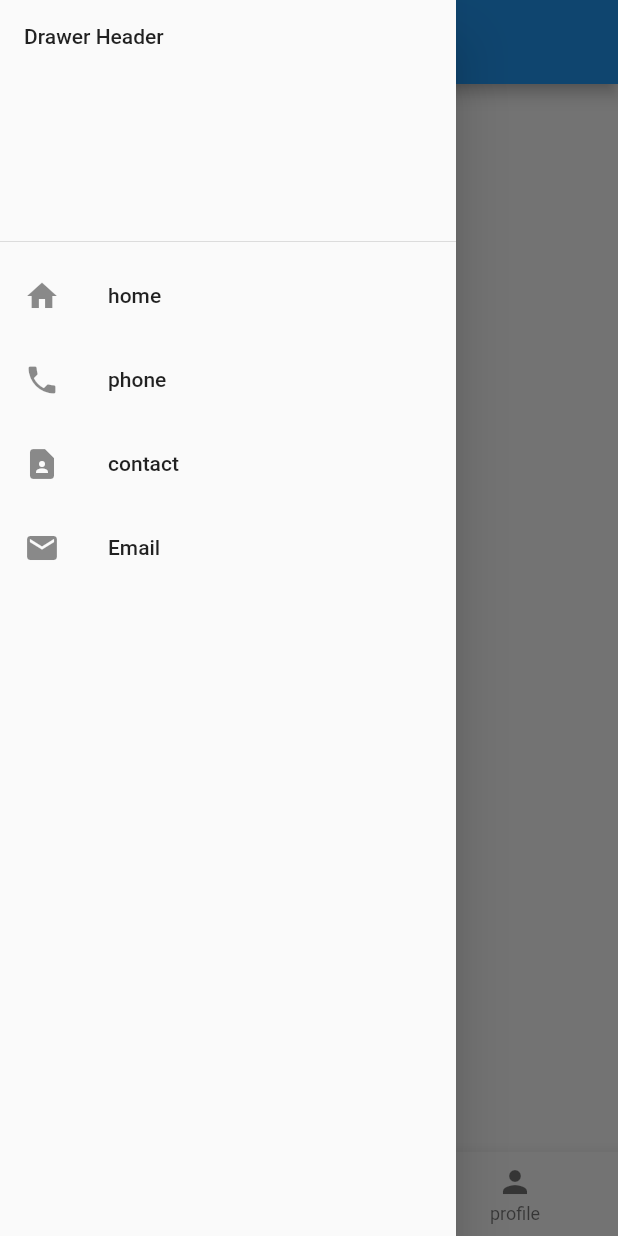
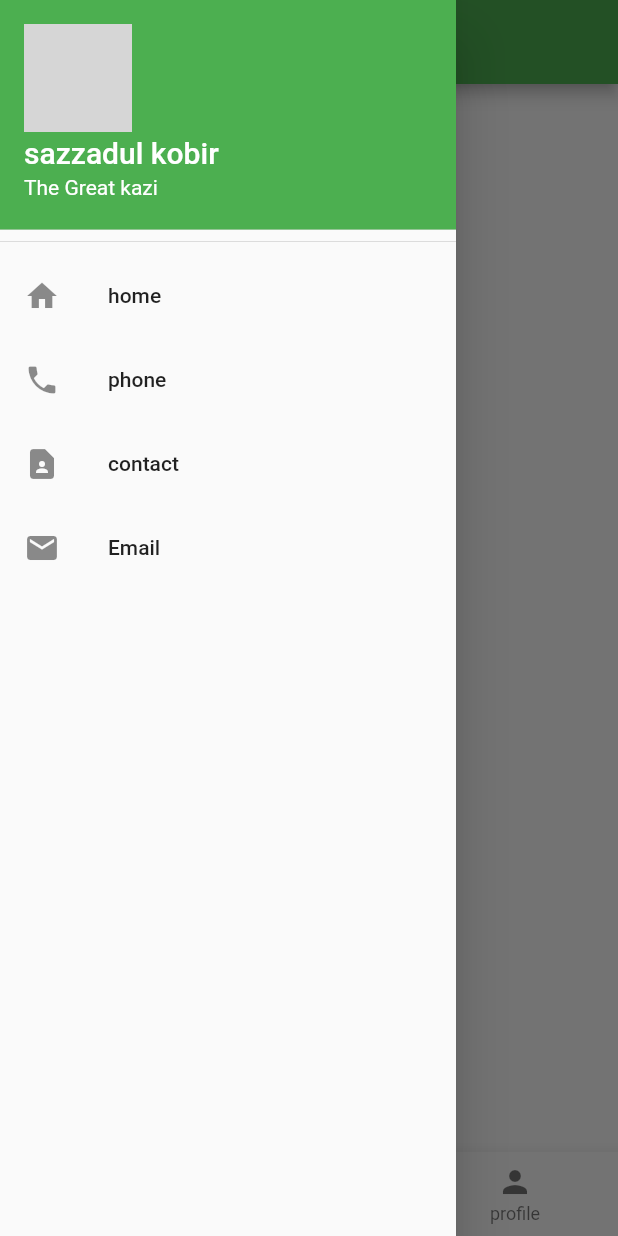
Before and after one commit to sazzad700/simple_flutter_app_with_bottomNavigation_and_drawer-, a Flutter app: the screen it shows after launch, with the side drawer open, on a phone screen of 412 x 824 dp. Run offline on Flutter 3.47's test engine with Material 2 defaults, Android fonts, the phone set to English and light mode, and no system bars; network calls fail; grey boxes are pictures that could not be loaded.

Commit message:
the last commit

```diff
--- a/lib/main.dart
+++ b/lib/main.dart
@@ -1,3 +1,4 @@
+
 import 'package:flutter/material.dart';
 
 main(){
@@ -20,7 +21,7 @@ class HomeActivity extends StatelessWidget{
 
   Mysnackbar(message,context){
     return ScaffoldMessenger.of(context).showSnackBar(
-      SnackBar(content: Text(message))
+      SnackBar(content: Text(message),backgroundColor: Colors.green,)
     );
   }
 
@@ -28,10 +29,15 @@ class HomeActivity extends StatelessWidget{
   Widget build(BuildContext context) {
 
     return Scaffold(
-      appBar: AppBar(title: const Text("SAZZADUL KOBIR"),),
+      appBar: AppBar(
+        title: const Text("SAZZADUL KOBIR"),
+        backgroundColor:Colors.green,
+      ),
      bottomNavigationBar: BottomNavigationBar(
+       selectedItemColor: Colors.green,
        currentIndex: 1,
        items: const [
+
          BottomNavigationBarItem(icon: Icon(Icons.home),label: "Home"),
          BottomNavigationBarItem(icon: Icon(Icons.message),label: "Contact"),
          BottomNavigationBarItem(icon: Icon(Icons.person),label: "profile"),
@@ -49,13 +55,24 @@ class HomeActivity extends StatelessWidget{
       drawer: Drawer(
         child:  ListView(
           children: [
-            DrawerHeader(child: Text("Drawer Header")),
+            DrawerHeader(
+              padding: EdgeInsets.all(0),
+                child: UserAccountsDrawerHeader(
+                  decoration: BoxDecoration(color: Colors.green),
+                  accountName: Text("sazzadul kobir",style: TextStyle(fontSize: 20),),
+                  accountEmail: Text("The Great kazi"),
+                  currentAccountPicture: Image.network("https://cdn-icons-png.flaticon.com/128/2202/2202112.png"),
+
+                )
+            ),
 
              ListTile(
                 leading: Icon(Icons.home),
                 title: Text("home"),
                 onTap: (){
                   Mysnackbar("Home",context );
+                  //if user tuch a any item drawer will close
+                  Navigator.pop(context);
                 },
               ),
             ListTile(
@@ -63,6 +80,7 @@ class HomeActivity extends StatelessWidget{
               leading: Icon(Icons.phone),
               onTap: (){
                 Mysnackbar("Phone",context );
+                Navigator.pop(context);
               },
             ),
             ListTile(
@@ -70,6 +88,7 @@ class HomeActivity extends StatelessWidget{
               leading: Icon(Icons.contact_page),
               onTap: (){
                 Mysnackbar("contact",context );
+                Navigator.pop(context);
               },
             ),
             ListTile(
@@ -77,6 +96,7 @@ class HomeActivity extends StatelessWidget{
               leading: Icon(Icons.email),
               onTap: (){
                 Mysnackbar("Email",context );
+                Navigator.pop(context);
               },
             ),
           ],
```
